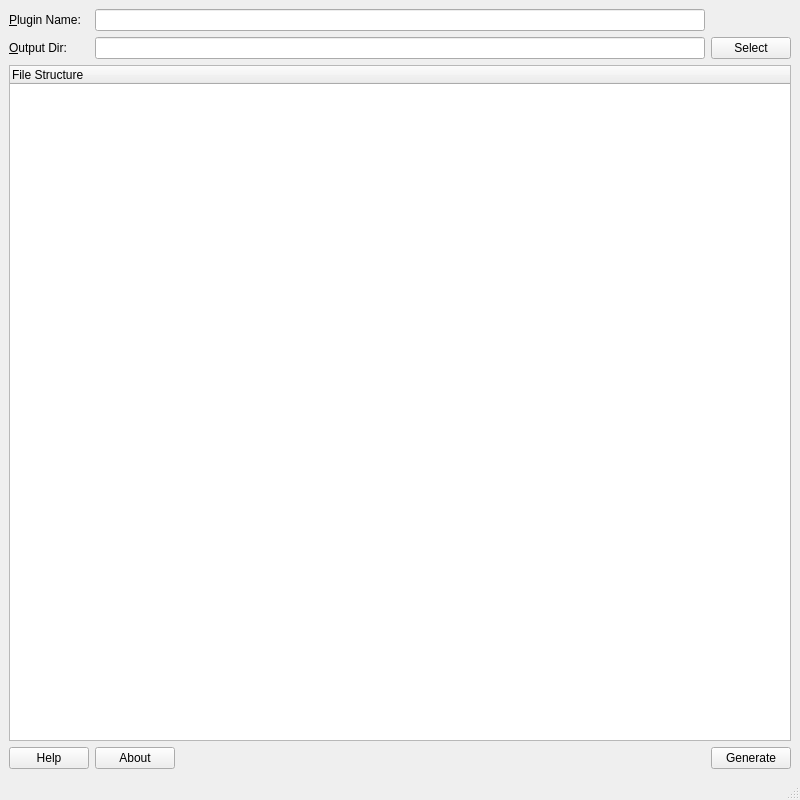
Before: the Qt Designer form Source/Applications/PluginMaker/UI_Files/PluginMaker.ui in BlueQuartzSoftware/DREAM3D, drawn with Qt 5.
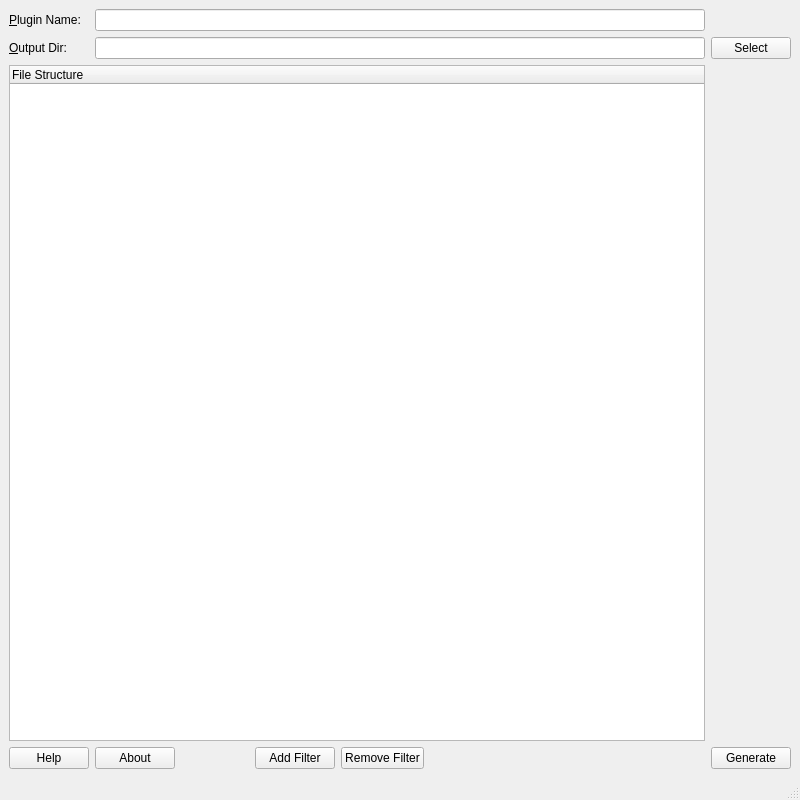
After: the same form once the commit is applied.

Commit message: Created a new widget in PluginMaker to add additional filters

```diff
--- a/Source/Applications/PluginMaker/UI_Files/PluginMaker.ui
+++ b/Source/Applications/PluginMaker/UI_Files/PluginMaker.ui
@@ -46,7 +46,7 @@
       </property>
      </widget>
     </item>
-    <item row="0" column="1" colspan="2">
+    <item row="0" column="1" colspan="5">
      <widget class="QLineEdit" name="name"/>
     </item>
     <item row="1" column="0">
@@ -59,10 +59,10 @@
       </property>
      </widget>
     </item>
-    <item row="1" column="1" colspan="2">
+    <item row="1" column="1" colspan="5">
      <widget class="QLineEdit" name="outputFileName"/>
     </item>
-    <item row="1" column="3">
+    <item row="1" column="6">
      <widget class="QPushButton" name="selectButton">
       <property name="sizePolicy">
        <sizepolicy hsizetype="Preferred" vsizetype="Preferred">
@@ -81,7 +81,7 @@
       </property>
      </widget>
     </item>
-    <item row="2" column="0" colspan="4">
+    <item row="2" column="0" colspan="6">
      <widget class="QTreeWidget" name="treeWidget">
       <property name="autoExpandDelay">
        <number>0</number>
@@ -93,6 +93,19 @@
       </column>
      </widget>
     </item>
+    <item row="2" column="6">
+     <spacer name="verticalSpacer_2">
+      <property name="orientation">
+       <enum>Qt::Vertical</enum>
+      </property>
+      <property name="sizeHint" stdset="0">
+       <size>
+        <width>20</width>
+        <height>290</height>
+       </size>
+      </property>
+     </spacer>
+    </item>
     <item row="3" column="0">
      <widget class="QPushButton" name="helpButton">
       <property name="text">
@@ -108,6 +121,33 @@
      </widget>
     </item>
     <item row="3" column="2">
+     <spacer name="horizontalSpacer_2">
+      <property name="orientation">
+       <enum>Qt::Horizontal</enum>
+      </property>
+      <property name="sizeHint" stdset="0">
+       <size>
+        <width>268</width>
+        <height>20</height>
+       </size>
+      </property>
+     </spacer>
+    </item>
+    <item row="3" column="3">
+     <widget class="QPushButton" name="addFilter">
+      <property name="text">
+       <string>Add Filter</string>
+      </property>
+     </widget>
+    </item>
+    <item row="3" column="4">
+     <widget class="QPushButton" name="removeFilter">
+      <property name="text">
+       <string>Remove Filter</string>
+      </property>
+     </widget>
+    </item>
+    <item row="3" column="5">
      <spacer name="horizontalSpacer">
       <property name="orientation">
        <enum>Qt::Horizontal</enum>
@@ -120,7 +160,7 @@
       </property>
      </spacer>
     </item>
-    <item row="3" column="3">
+    <item row="3" column="6">
      <widget class="QPushButton" name="generateButton">
       <property name="text">
        <string>Generate</string>
```
The commit also changes 4 other files.
